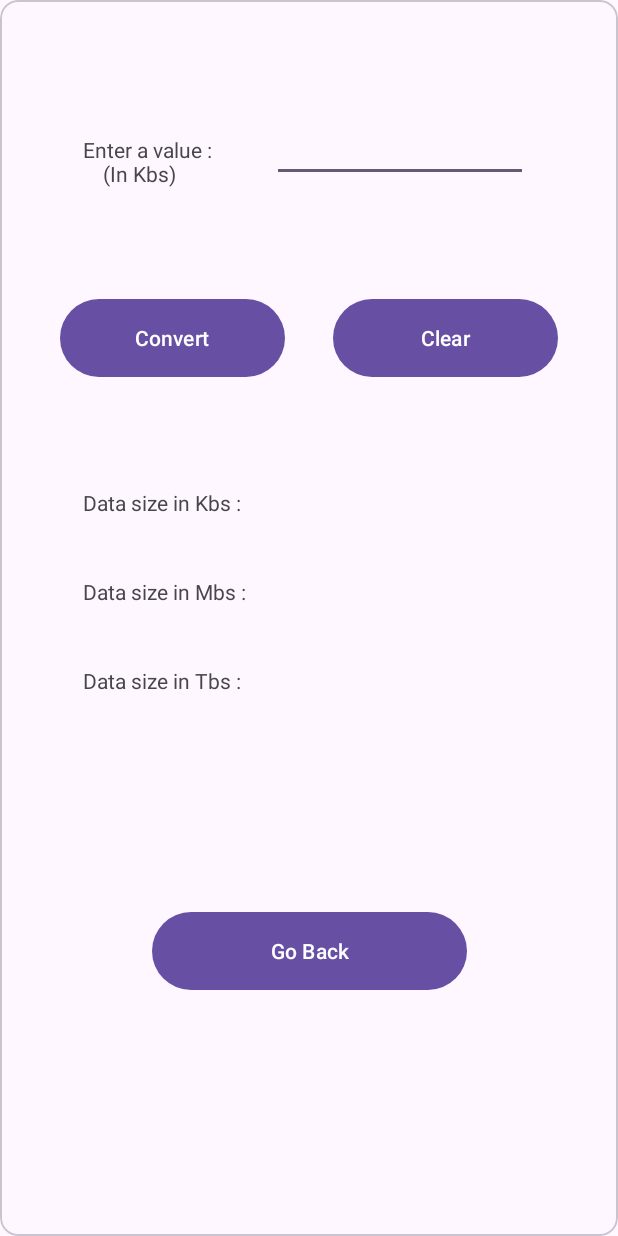
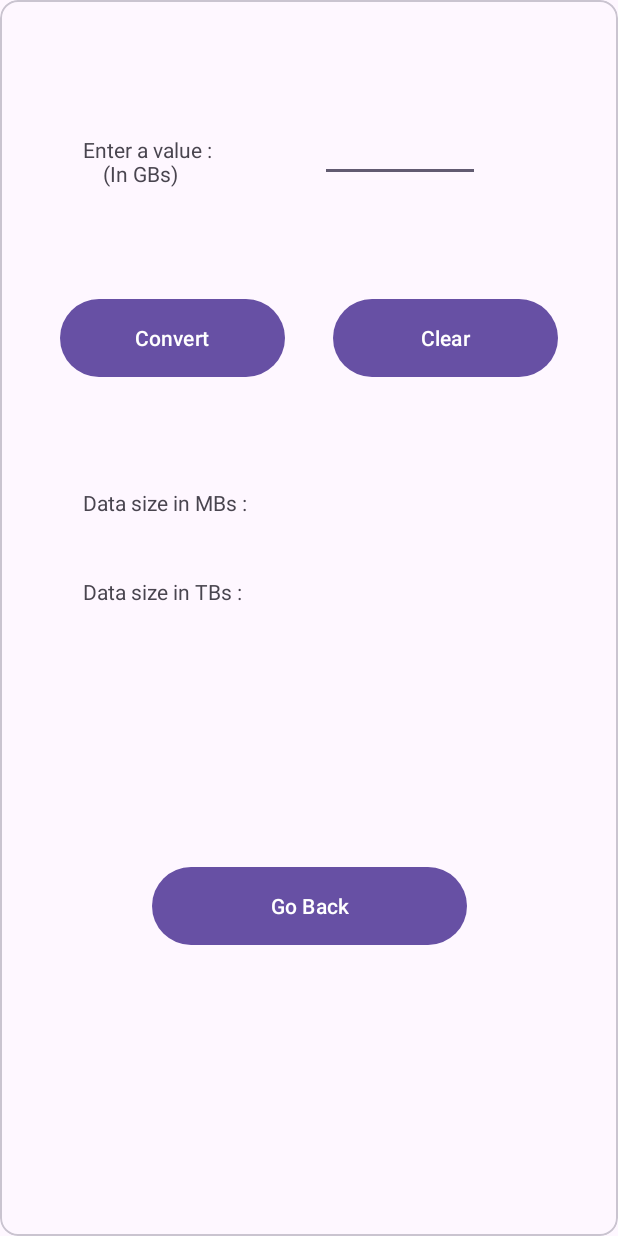
Before and after one commit to guptakushal03/Second_Assignment_App_21012021034, an Android app: the DataConverterActivity screen opened directly, with no data from a screen before it, on a phone screen of 412 x 824 dp. Run offline under Robolectric (Android 15) with nearby library versions, the phone set to English and light mode, and no system bars.

Commit message:
Hopefully Final Commit

```diff
--- a/app/src/main/java/com/example/second_assignment_app_21012021034/DataConverterActivity.kt
+++ b/app/src/main/java/com/example/second_assignment_app_21012021034/DataConverterActivity.kt
@@ -1,11 +1,44 @@
 package com.example.second_assignment_app_21012021034
 
+import android.content.Intent
 import androidx.appcompat.app.AppCompatActivity
 import android.os.Bundle
+import android.widget.Button
+import android.widget.EditText
+import android.widget.TextView
 
 class DataConverterActivity : AppCompatActivity() {
     override fun onCreate(savedInstanceState: Bundle?) {
         super.onCreate(savedInstanceState)
         setContentView(R.layout.activity_data_converter)
+
+        val convert = findViewById<Button>(R.id.convertBtn)
+        convert.setOnClickListener() {
+            val dataValue: EditText = findViewById<EditText>(R.id.DataValue)
+            val tempStr = dataValue.text.toString()
+            try {
+                val tempInt: Int = tempStr.toInt()
+
+                var b = tempInt * 1000
+                var c = tempInt / 1000.0
+                val newC = String.format("%.3f", c)
+
+                findViewById<TextView>(R.id.MBsValue).text = b.toString()
+                findViewById<TextView>(R.id.TBsValue).text = newC
+
+            } catch (e: NumberFormatException) {}
+        }
+
+        val clearBtn = findViewById<Button>(R.id.ClearBtn)
+        clearBtn.setOnClickListener(){
+            findViewById<EditText>(R.id.DataValue).text.clear()
+            findViewById<TextView>(R.id.MBsValue).text = ""
+            findViewById<TextView>(R.id.TBsValue).text = ""
+        }
+
+        val gobackBtn = findViewById<Button>(R.id.gobackBtn)
+        gobackBtn.setOnClickListener(){
+            Intent(this@DataConverterActivity, MainActivity::class.java).also { startActivity(it) }
+        }
     }
 }
--- a/app/src/main/res/layout/activity_data_converter.xml
+++ b/app/src/main/res/layout/activity_data_converter.xml
@@ -21,7 +21,7 @@
                 android:layout_height="wrap_content"
                 android:layout_marginLeft="35dp"
                 android:layout_marginTop="70dp"
-                android:text="Enter a value :\n    (In Kbs)"
+                android:text="Enter a value :\n    (In GBs)"
                 app:layout_constraintStart_toStartOf="parent"
                 app:layout_constraintTop_toTopOf="parent" />
 
@@ -29,7 +29,7 @@
                 android:id="@+id/DataValue"
                 android:layout_width="wrap_content"
                 android:layout_height="wrap_content"
-                android:ems="8"
+                android:ems="5"
                 android:inputType="text"
                 app:layout_constraintBaseline_toBaselineOf="@+id/textView2"
                 app:layout_constraintEnd_toEndOf="parent"
@@ -60,7 +60,7 @@
                 android:layout_height="wrap_content"
                 android:layout_marginLeft="35dp"
                 android:layout_marginTop="70dp"
-                android:text="Data size in Kbs : "
+                android:text="Data size in MBs : "
                 app:layout_constraintStart_toStartOf="parent"
                 app:layout_constraintTop_toBottomOf="@+id/convertBtn" />
 
@@ -70,22 +70,12 @@
                 android:layout_height="wrap_content"
                 android:layout_marginLeft="35dp"
                 android:layout_marginTop="40dp"
-                android:text="Data size in Mbs : "
+                android:text="Data size in TBs : "
                 app:layout_constraintStart_toStartOf="parent"
                 app:layout_constraintTop_toBottomOf="@+id/textView4" />
 
             <TextView
-                android:id="@+id/textView8"
-                android:layout_width="wrap_content"
-                android:layout_height="wrap_content"
-                android:layout_marginLeft="35dp"
-                android:layout_marginTop="40dp"
-                android:text="Data size in Tbs : "
-                app:layout_constraintStart_toStartOf="parent"
-                app:layout_constraintTop_toBottomOf="@+id/textView7" />
-
-            <TextView
-                android:id="@+id/KbsValue"
+                android:id="@+id/MBsValue"
                 android:layout_width="wrap_content"
                 android:layout_height="wrap_content"
                 android:layout_marginLeft="50dp"
@@ -94,22 +84,13 @@
                 app:layout_constraintStart_toEndOf="@+id/textView4" />
 
             <TextView
-                android:id="@+id/MbsValue"
+                android:id="@+id/TBsValue"
                 android:layout_width="wrap_content"
                 android:layout_height="wrap_content"
                 android:layout_marginLeft="50dp"
                 android:text=""
                 app:layout_constraintBaseline_toBaselineOf="@+id/textView7"
                 app:layout_constraintStart_toEndOf="@+id/textView7" />
-
-            <TextView
-                android:id="@+id/TbsValue"
-                android:layout_width="wrap_content"
-                android:layout_height="wrap_content"
-                android:layout_marginLeft="50dp"
-                android:text=""
-                app:layout_constraintBaseline_toBaselineOf="@+id/textView8"
-                app:layout_constraintStart_toEndOf="@+id/textView8" />
 
             <Button
                 android:id="@+id/gobackBtn"
@@ -119,7 +100,7 @@
                 app:layout_constraintBottom_toBottomOf="parent"
                 app:layout_constraintEnd_toEndOf="parent"
                 app:layout_constraintStart_toStartOf="parent"
-                app:layout_constraintTop_toBottomOf="@+id/textView8" />
+                app:layout_constraintTop_toBottomOf="@+id/textView7" />
 
         </androidx.constraintlayout.widget.ConstraintLayout>
 
```
Also changed, not shown: app/src/main/res/layout/activity_main.xml (+8 -7 lines), app/src/main/res/values/strings.xml (+7 -1 lines).
